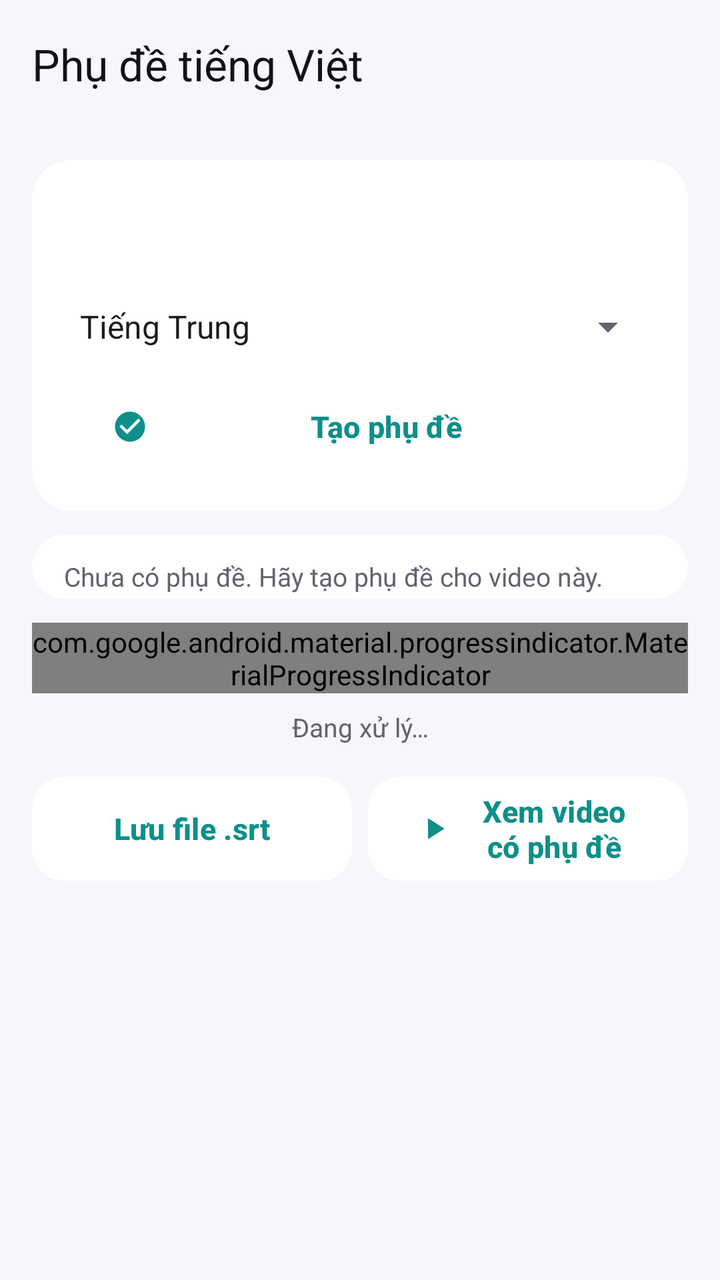
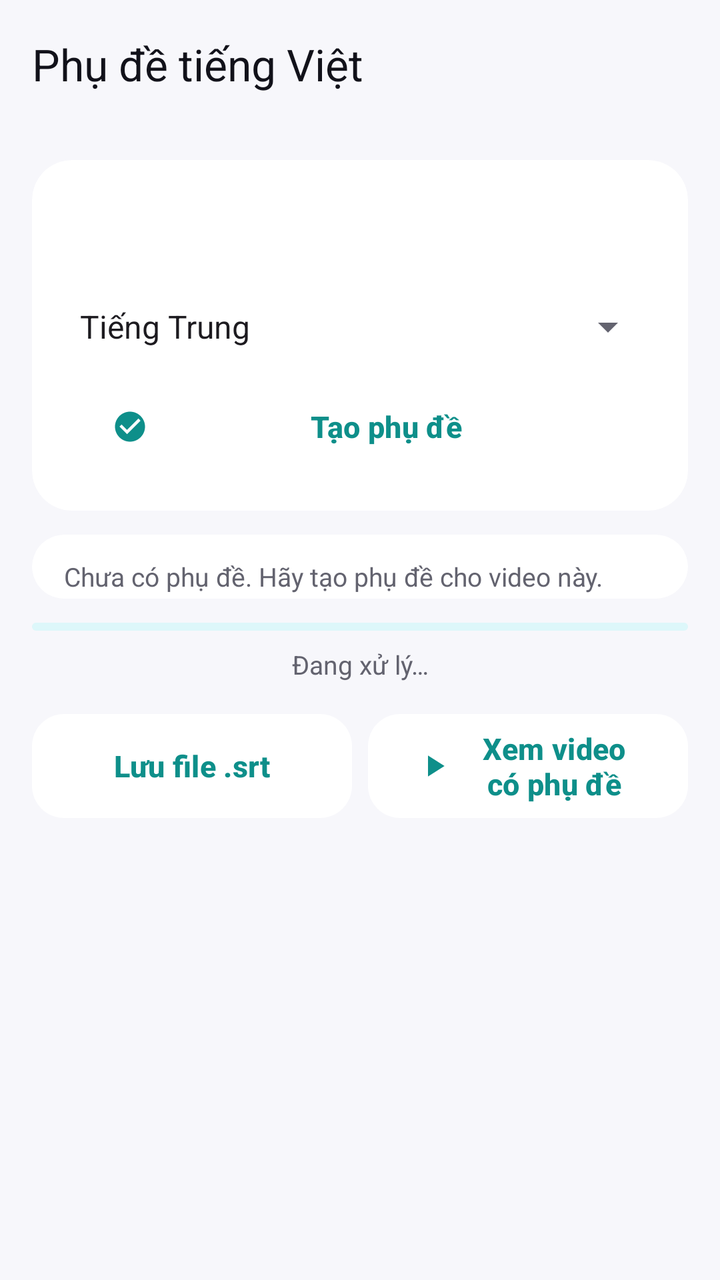

Screens rendered from an Android XML layout before and after an edit, with the pre-edit source and the edit as a unified diff.
<!-- AndroidManifest.xml: application theme Theme.TT -->
<!-- res/layout/activity_subtitle.xml -->
<?xml version="1.0" encoding="utf-8"?>
<LinearLayout xmlns:android="http://schemas.android.com/apk/res/android"
    xmlns:app="http://schemas.android.com/apk/res-auto"
    android:layout_width="match_parent"
    android:layout_height="match_parent"
    android:background="@color/surface"
    android:orientation="vertical">

    <com.google.android.material.appbar.MaterialToolbar
        android:id="@+id/toolbar"
        android:layout_width="match_parent"
        android:layout_height="?attr/actionBarSize"
        android:background="@color/surface"
        app:title="@string/subtitle_section_title"
        app:titleTextColor="@color/text_primary" />

    <ScrollView
        android:layout_width="match_parent"
        android:layout_height="0dp"
        android:layout_weight="1"
        android:fillViewport="true">

        <LinearLayout
            android:layout_width="match_parent"
            android:layout_height="wrap_content"
            android:orientation="vertical"
            android:padding="@dimen/space_16">

            <com.google.android.material.card.MaterialCardView
                android:layout_width="match_parent"
                android:layout_height="wrap_content"
                style="@style/Widget.TT.Card">

                <LinearLayout
                    android:layout_width="match_parent"
                    android:layout_height="wrap_content"
                    android:orientation="vertical"
                    android:padding="@dimen/space_16">

                    <TextView
                        android:id="@+id/tvSubtitleVideoTitle"
                        android:layout_width="match_parent"
                        android:layout_height="wrap_content"
                        android:textColor="@color/text_primary"
                        android:textSize="16sp"
                        android:textStyle="bold" />

                    <TextView
                        android:id="@+id/tvSubtitleSource"
                        android:layout_width="match_parent"
                        android:layout_height="wrap_content"
                        android:layout_marginTop="@dimen/space_4"
                        android:textColor="@color/text_secondary"
                        android:textSize="13sp" />

                    <com.google.android.material.textfield.TextInputLayout
                        android:id="@+id/tilSubtitleLang"
                        style="@style/Widget.Material3.TextInputLayout.OutlinedBox.Dense"
                        android:layout_width="match_parent"
                        android:layout_height="wrap_content"
                        android:layout_marginTop="@dimen/space_12"
                        android:hint="@string/subtitle_language_source"
                        app:boxStrokeColor="@color/accent"
                        app:hintTextColor="@color/accent">

                        <Spinner
                            android:id="@+id/spinnerSubtitleLanguage"
                            android:layout_width="match_parent"
                            android:layout_height="wrap_content"
                            android:entries="@array/asr_languages"
                            android:textColor="@color/text_primary"
                            android:popupBackground="@color/surface" />
                    </com.google.android.material.textfield.TextInputLayout>

                    <com.google.android.material.button.MaterialButton
                        android:id="@+id/btnGenerateSubtitle"
                        style="@style/Widget.TT.Button.Tonal"
                        android:layout_width="match_parent"
                        android:layout_height="wrap_content"
                        android:layout_marginTop="@dimen/space_12"
                        android:text="@string/action_generate_subtitle"
                        app:icon="@drawable/ic_check_circle" />
                </LinearLayout>
            </com.google.android.material.card.MaterialCardView>

            <com.google.android.material.card.MaterialCardView
                android:id="@+id/cardCues"
                android:layout_width="match_parent"
                android:layout_height="wrap_content"
                style="@style/Widget.TT.Card"
                android:layout_marginTop="@dimen/space_12">

                <TextView
                    android:layout_width="match_parent"
                    android:layout_height="wrap_content"
                    android:paddingStart="@dimen/space_16"
                    android:paddingTop="@dimen/space_12"
                    android:paddingEnd="@dimen/space_16"
                    android:text="@string/subtitle_cues_empty"
                    android:textColor="@color/text_secondary"
                    android:textSize="13sp" />

                <androidx.recyclerview.widget.RecyclerView
                    android:id="@+id/rvCues"
                    android:layout_width="match_parent"
                    android:layout_height="wrap_content"
                    android:layout_marginTop="@dimen/space_8"
                    android:layout_marginBottom="@dimen/space_12"
                    android:nestedScrollingEnabled="false"
                    android:clipToPadding="false"
                    android:paddingStart="@dimen/space_16"
                    android:paddingEnd="@dimen/space_16"
                    android:paddingBottom="@dimen/space_12" />
            </com.google.android.material.card.MaterialCardView>

            <com.google.android.material.progressindicator.MaterialProgressIndicator
                android:id="@+id/pbSubtitle"
                android:layout_width="match_parent"
                android:layout_height="wrap_content"
                android:layout_marginTop="@dimen/space_12"
                android:indeterminate="true" />

            <TextView
                android:id="@+id/tvSubtitleStatus"
                android:layout_width="match_parent"
                android:layout_height="wrap_content"
                android:layout_marginTop="@dimen/space_8"
                android:gravity="center_horizontal"
                android:text="@string/subtitle_processing"
                android:textColor="@color/text_secondary"
                android:textSize="13sp" />

            <LinearLayout
                android:layout_width="match_parent"
                android:layout_height="wrap_content"
                android:layout_marginTop="@dimen/space_16"
                android:orientation="horizontal"
                android:gravity="center">

                <com.google.android.material.button.MaterialButton
                    android:id="@+id/btnSaveSrt"
                    style="@style/Widget.TT.Button.Tonal"
                    android:layout_width="0dp"
                    android:layout_height="wrap_content"
                    android:layout_weight="1"
                    android:text="@string/action_save_srt" />

                <com.google.android.material.button.MaterialButton
                    android:id="@+id/btnOpenPlayer"
                    style="@style/Widget.TT.Button.Tonal"
                    android:layout_width="0dp"
                    android:layout_height="wrap_content"
                    android:layout_weight="1"
                    android:layout_marginStart="@dimen/space_8"
                    android:text="@string/action_open_player"
                    app:icon="@drawable/ic_play_arrow" />
            </LinearLayout>
        </LinearLayout>
    </ScrollView>
</LinearLayout>
<!-- resources referenced by this layout -->
<resources>
  <string-array name="asr_languages">
          <item value="zh">Tiếng Trung</item>
          <item value="en">Tiếng Anh</item>
          <item value="vi">Tiếng Việt</item>
      </string-array>
  <color name="accent">#FF0E8F8A</color>
  <color name="surface">#FFF7F7FB</color>
  <color name="text_primary">#FF12121A</color>
  <color name="text_secondary">#FF63636F</color>
  <dimen name="space_12">12dp</dimen>
  <dimen name="space_16">16dp</dimen>
  <dimen name="space_4">4dp</dimen>
  <dimen name="space_8">8dp</dimen>
  <!-- drawable ic_check_circle (drawable) -->
  <vector xmlns:android="http://schemas.android.com/apk/res/android"
      android:width="24dp"
      android:height="24dp"
      android:viewportWidth="24"
      android:viewportHeight="24">
      <path
          android:fillColor="#FFFFFFFF"
          android:pathData="M12,2C6.48,2 2,6.48 2,12s4.48,10 10,10 10,-4.48 10,-10S17.52,2 12,2zM10,17l-5,-5 1.41,-1.41L10,14.17l7.59,-7.59L19,8l-9,9z" />
  </vector>
  <!-- drawable ic_play_arrow (drawable) -->
  <vector xmlns:android="http://schemas.android.com/apk/res/android"
      android:width="24dp"
      android:height="24dp"
      android:viewportWidth="24"
      android:viewportHeight="24">
      <path
          android:fillColor="#FFFFFFFF"
          android:pathData="M8,5v14l11,-7z" />
  </vector>
  <string name="action_generate_subtitle">Tạo phụ đề</string>
  <string name="action_open_player">Xem video có phụ đề</string>
  <string name="action_save_srt">Lưu file .srt</string>
  <string name="subtitle_cues_empty">Chưa có phụ đề. Hãy tạo phụ đề cho video này.</string>
  <string name="subtitle_language_source">Ngôn ngữ video</string>
  <string name="subtitle_processing">Đang xử lý…</string>
  <string name="subtitle_section_title">Phụ đề tiếng Việt</string>
  <style name="Widget.TT.Button.Tonal" parent="Widget.Material3.Button.TonalButton">
          <item name="android:minHeight">@dimen/button_height</item>
          <item name="android:insetTop">0dp</item>
          <item name="android:insetBottom">0dp</item>
          <item name="android:textStyle">bold</item>
          <item name="android:textSize">15sp</item>
          <item name="android:textColor">@color/accent</item>
          <item name="backgroundTint">@color/surface_variant</item>
          <item name="cornerRadius">@dimen/radius_medium</item>
          <item name="iconTint">@color/accent</item>
      </style>
  <style name="Widget.TT.Card" parent="Widget.Material3.CardView.Filled">
          <item name="cardBackgroundColor">@color/surface_variant</item>
          <item name="cardCornerRadius">@dimen/radius_large</item>
          <item name="cardElevation">0dp</item>
          <item name="strokeWidth">0dp</item>
          <item name="rippleColor">@color/accent_soft</item>
      </style>
  <dimen name="button_height">52dp</dimen>
  <color name="surface_variant">#FFFFFFFF</color>
  <dimen name="radius_medium">16dp</dimen>
  <dimen name="radius_large">20dp</dimen>
  <color name="accent_soft">#1F25F4EE</color>
  <color name="tt_red">#FFFE2C55</color>
  <color name="white">#FFFFFFFF</color>
  <color name="tt_red_soft">#1FFE2C55</color>
  <color name="tt_black">#FF0B0B12</color>
  <color name="divider">#1A000000</color>
  <color name="error">#FFB3261E</color>
  <!-- unchanged entries left out for length: 1 -->
</resources>

<!-- the commit's change to res/layout/activity_subtitle.xml (unified diff, before → after) -->
@@ -113,12 +113,13 @@
                     android:paddingBottom="@dimen/space_12" />
             </com.google.android.material.card.MaterialCardView>
 
-            <com.google.android.material.progressindicator.MaterialProgressIndicator
+            <com.google.android.material.progressindicator.LinearProgressIndicator
                 android:id="@+id/pbSubtitle"
                 android:layout_width="match_parent"
                 android:layout_height="wrap_content"
                 android:layout_marginTop="@dimen/space_12"
-                android:indeterminate="true" />
+                android:indeterminate="true"
+                android:max="100" />
 
             <TextView
                 android:id="@+id/tvSubtitleStatus"
